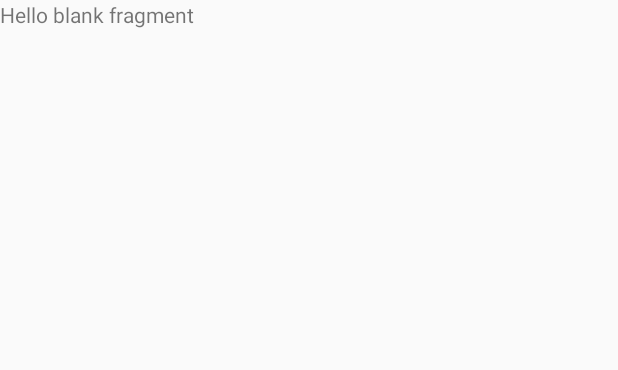
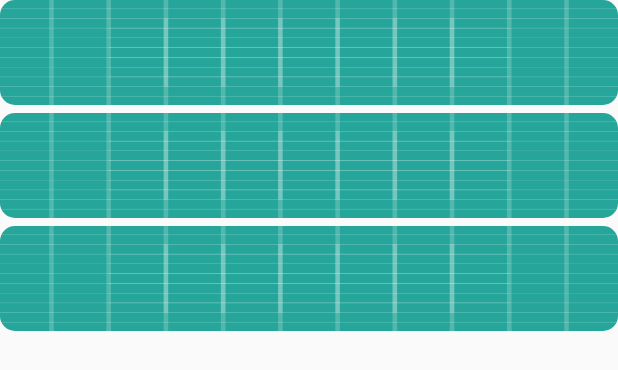
Before and after one commit to bohdansushchak/SuggestMe, an Android app: the layout fragment_weather_week.xml on its own in the app's theme, with its tools: preview values and no code run, on a phone screen of 412 x 824 dp. Shown: the top 370 px of the screen. Run offline under Robolectric (Android 15) with nearby library versions, the phone set to English and light mode, and no system bars.

Commit message:
Created adapter to view weather for week

```diff
--- a/app/src/main/java/bohdan/hushcha/sushchak/suggestme/activities/MainActivity.java
+++ b/app/src/main/java/bohdan/hushcha/sushchak/suggestme/activities/MainActivity.java
@@ -16,12 +16,12 @@ import com.google.firebase.auth.FirebaseAuth;
 
 import java.util.ArrayList;
 import java.util.Arrays;
-import java.util.Date;
 
 import bohdan.hushcha.sushchak.suggestme.R;
 import bohdan.hushcha.sushchak.suggestme.Services.AuthUtils;
 import bohdan.hushcha.sushchak.suggestme.adapters.CategoryAdapter;
 import bohdan.hushcha.sushchak.suggestme.fragments.HomeFragment;
+import bohdan.hushcha.sushchak.suggestme.fragments.WeatherDailyFragment;
 import bohdan.hushcha.sushchak.suggestme.fragments.WeatherDayFragment;
 import bohdan.hushcha.sushchak.suggestme.models.Category;
 import butterknife.BindView;
@@ -149,8 +149,7 @@ public class MainActivity extends AppCompatActivity implements WeatherDayFragmen
 
     public void clickItemNavigationDrawer(int group, int child) {
 
-        WeatherDayFragment fragment = WeatherDayFragment.newInstance(new Date());
-
+        WeatherDailyFragment fragment = WeatherDailyFragment.newInstance();
 
         getSupportFragmentManager().beginTransaction().replace(R.id.content_frame, fragment, "HomeFragment")
                 .addToBackStack("null").commit();
--- a/app/src/main/java/bohdan/hushcha/sushchak/suggestme/models/Category.java
+++ b/app/src/main/java/bohdan/hushcha/sushchak/suggestme/models/Category.java
@@ -7,6 +7,7 @@ public class Category {
 
     private String CategoryName;
     private List<String> CategoryItems;
+
 
     public Category(String categoryName, List<String> categoryItems) {
         CategoryName = categoryName;
--- a/app/src/main/res/layout/fragment_weather_week.xml
+++ b/app/src/main/res/layout/fragment_weather_week.xml
@@ -4,10 +4,13 @@
              android:layout_height="match_parent"
              tools:context="bohdan.hushcha.sushchak.suggestme.fragments.WeatherDailyFragment">
 
-    <!-- TODO: Update blank fragment layout -->
-    <TextView
+    <android.support.v7.widget.RecyclerView
+        android:id="@+id/rvDailyWeatherList"
         android:layout_width="match_parent"
-        android:layout_height="match_parent"
-        android:text="@string/hello_blank_fragment"/>
+        tools:listitem="@layout/item_weather_week"
+        android:layout_height="match_parent">
+
+    </android.support.v7.widget.RecyclerView>
+
 
 </FrameLayout>
--- /dev/null
+++ b/app/src/main/res/layout/item_weather_week.xml
@@ -0,0 +1,42 @@
+<?xml version="1.0" encoding="utf-8"?>
+<android.support.v7.widget.CardView xmlns:android="http://schemas.android.com/apk/res/android"
+                                    android:layout_width="match_parent"
+                                    android:layout_height="70dp"
+                                    xmlns:card_view="http://schemas.android.com/apk/res-auto"
+                                    android:layout_marginBottom="5dp"
+                                    card_view:cardCornerRadius="10dp">
+    <ImageView
+        android:id="@+id/ivItemBackground"
+        android:layout_width="match_parent"
+        android:layout_height="match_parent"
+        android:scaleType="fitXY"
+        android:src="@drawable/ic_launcher_background"/>
+
+    <RelativeLayout
+        android:layout_width="match_parent"
+        android:layout_height="match_parent">
+
+        <TextView
+            android:id="@+id/tvDay"
+            android:layout_width="wrap_content"
+            android:layout_height="wrap_content"
+            android:layout_marginStart="20dp"
+            android:layout_centerVertical="true"/>
+
+        <TextView
+            android:id="@+id/tvTemp"
+            android:layout_width="wrap_content"
+            android:layout_height="wrap_content"
+            android:layout_centerVertical="true"
+            android:layout_centerHorizontal="true"/>
+
+        <ImageView
+            android:id="@+id/ivWeatherIcon"
+            android:layout_width="60dp"
+            android:layout_height="60dp"
+            android:layout_alignParentEnd="true"
+            android:layout_centerVertical="true"
+            android:layout_marginEnd="20dp"/>
+    </RelativeLayout>
+
+</android.support.v7.widget.CardView>
--- a/app/src/main/res/xml/pref_headers.xml
+++ b/app/src/main/res/xml/pref_headers.xml
@@ -6,6 +6,7 @@
         android:fragment="bohdan.hushcha.sushchak.suggestme.activities.SettingsActivity$GeneralPreferenceFragment"
         android:icon="@drawable/ic_info_black_24dp"
         android:title="@string/pref_header_general"/>
+
 
     <header
         android:fragment="bohdan.hushcha.sushchak.suggestme.activities.SettingsActivity$NotificationPreferenceFragment"
```
Also changed, not shown: app/src/main/java/bohdan/hushcha/sushchak/suggestme/adapters/DailyWeatherAdapter.java (added, +80 -0 lines), app/src/main/java/bohdan/hushcha/sushchak/suggestme/fragments/HomeFragment.java (+5 -11 lines), app/src/main/java/bohdan/hushcha/sushchak/suggestme/fragments/WeatherDailyFragment.java (+61 -44 lines), app/src/main/java/bohdan/hushcha/sushchak/suggestme/fragments/WeatherDayFragment.java (+3 -55 lines), app/src/main/java/bohdan/hushcha/sushchak/suggestme/utils/ImageUtils.java (added, +61 -0 lines), app/src/main/res/xml/pref_data_sync.xml (+22 -3 lines).
